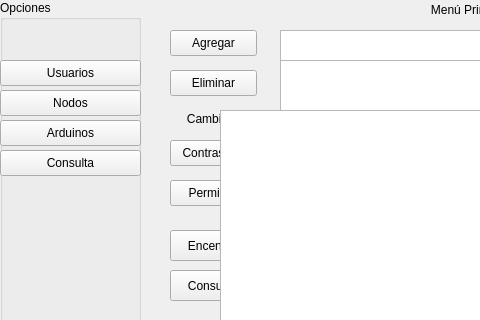
Old version of the form ClientApp/menuwindow.ui in the repository jpvindas11/LosM-sFritos_Arduinos; both pictures show x 0 to 480 and y 0 to 320 of the 800 by 580 pixel window.
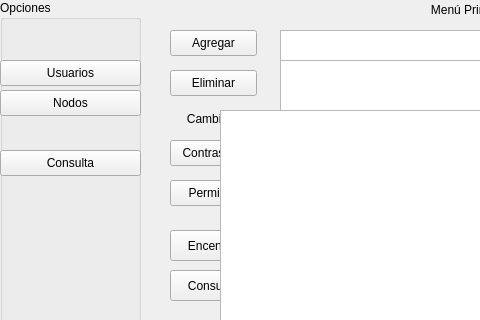
New version of the form.

Patch:
```diff
--- a/ClientApp/menuwindow.ui
+++ b/ClientApp/menuwindow.ui
@@ -55,19 +55,6 @@
       <string>Usuarios</string>
      </property>
     </widget>
-    <widget class="QPushButton" name="b_arduinos">
-     <property name="geometry">
-      <rect>
-       <x>0</x>
-       <y>120</y>
-       <width>141</width>
-       <height>26</height>
-      </rect>
-     </property>
-     <property name="text">
-      <string>Arduinos</string>
-     </property>
-    </widget>
     <widget class="QPushButton" name="b_nodos">
      <property name="geometry">
       <rect>
```
